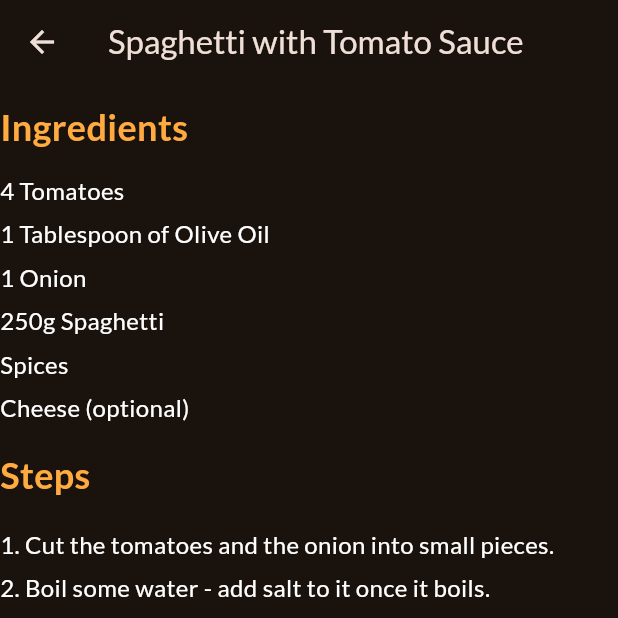
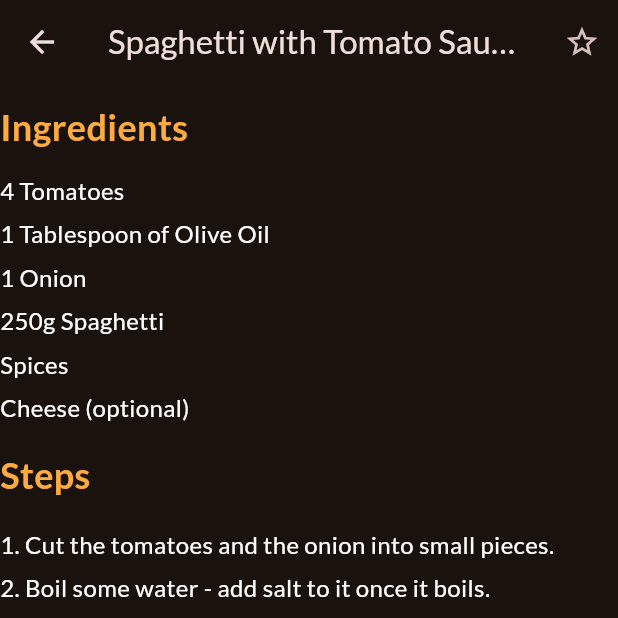
Before and after one commit to Ayushkumar-gitt/Meals_App, a Flutter app: the MealDetailScreen screen opened directly with sample values from the repository, on a phone screen of 412 x 824 dp, the top half of it. Run offline on Flutter 3.47's test engine with Material 3 defaults, Android fonts, the phone set to English and light mode, and no system bars; our stand-ins replace google_fonts, transparent_image; network calls fail.

```diff
--- a/lib/screens/Meal_detail_screen.dart
+++ b/lib/screens/Meal_detail_screen.dart
@@ -8,7 +8,10 @@ class MealDetailScreen extends StatelessWidget {
   @override
   Widget build(BuildContext context) {
     return Scaffold(
-      appBar: AppBar(title: Text(meal.title)),
+      appBar: AppBar(
+        title: Text(meal.title),
+        actions: [IconButton(onPressed: () {}, icon: Icon(Icons.star_outline))],
+      ),
       body: ListView(
         children: [
           FadeInImage(
```
Also changed, not shown: lib/screens/Tabs_screen.dart (+13 -1 lines).
